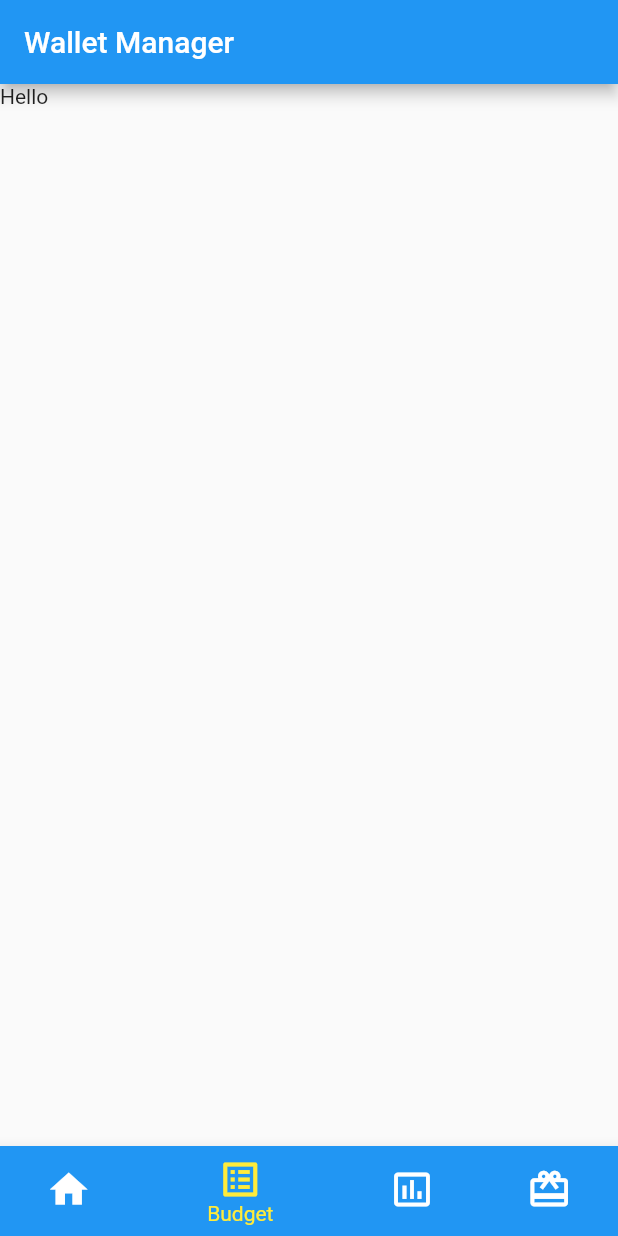
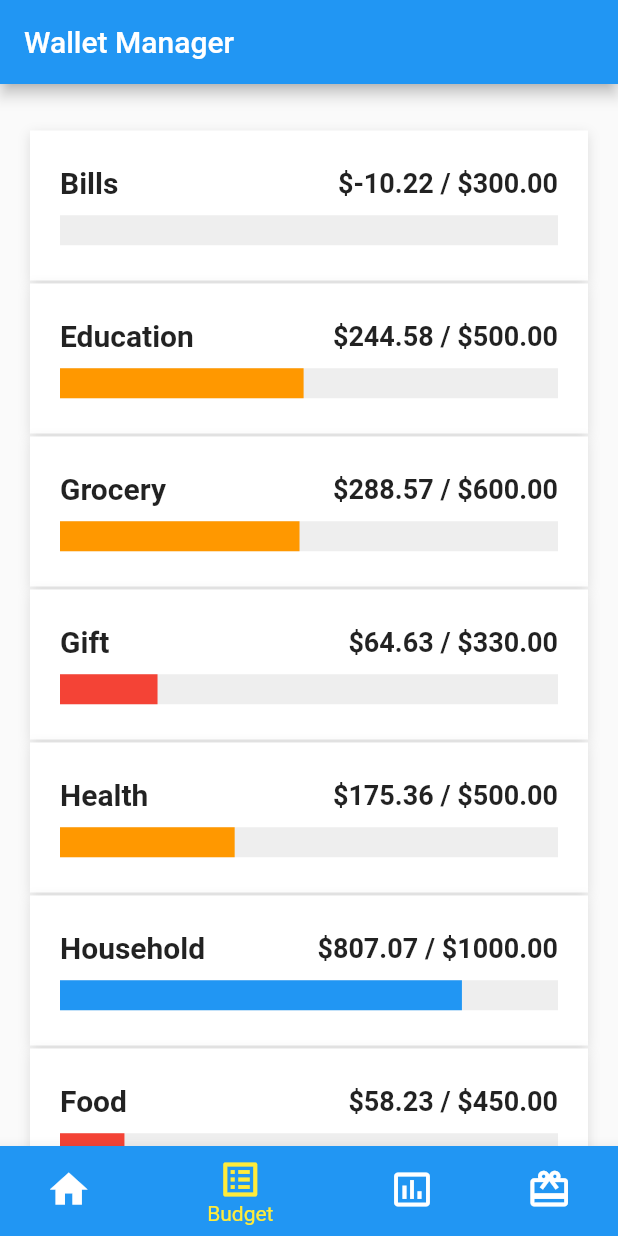
Before and after one commit to seoksee/WhatTheHack, a Flutter app: the screen it shows after launch, item 2 of the bottom bar chosen, on a phone screen of 412 x 824 dp. Run offline on Flutter 3.47's test engine with Material 2 defaults, Android fonts, the phone set to English and light mode, and no system bars; our stand-ins replace syncfusion_flutter_charts.

Commit message:
added budget page content

```diff
--- a/lib/data/data.dart
+++ b/lib/data/data.dart
@@ -28,12 +28,16 @@ _generateExpenses() {
 }
 
 List<Category> categories = [
+  Category(name: 'Bills', maxAmount: 300, expenses: _generateExpenses()),
+  Category(name: 'Education', maxAmount: 500, expenses: _generateExpenses()),
+  Category(name: 'Grocery', maxAmount: 600, expenses: _generateExpenses()),
+  Category(name: 'Gift', maxAmount: 330, expenses: _generateExpenses()),
+  Category(name: 'Health', maxAmount: 500, expenses: _generateExpenses()),
+  Category(name: 'Household', maxAmount: 1000, expenses: _generateExpenses()),
   Category(name: 'Food', maxAmount: 450, expenses: _generateExpenses()),
-  Category(name: 'Clothing', maxAmount: 500, expenses: _generateExpenses()),
-  Category(name: 'Utilities', maxAmount: 600, expenses: _generateExpenses()),
-  Category(
-      name: 'Entertainment', maxAmount: 330, expenses: _generateExpenses()),
-  Category(
-      name: 'Transportation', maxAmount: 500, expenses: _generateExpenses()),
-  Category(name: 'Housing', maxAmount: 1000, expenses: _generateExpenses()),
+  Category(name: 'Apparel', maxAmount: 500, expenses: _generateExpenses()),
+  Category(name: 'Transport', maxAmount: 600, expenses: _generateExpenses()),
+  Category(name: 'Pets', maxAmount: 330, expenses: _generateExpenses()),
+  Category(name: 'Social', maxAmount: 500, expenses: _generateExpenses()),
+  Category(name: 'Other', maxAmount: 1000, expenses: _generateExpenses()),
 ];
--- a/lib/screens/BudgetScreen.dart
+++ b/lib/screens/BudgetScreen.dart
@@ -1,4 +1,9 @@
-import 'package:flutter/cupertino.dart';
+import 'package:budgetsavvy/data/data.dart';
+import 'package:budgetsavvy/models/CategoryModel.dart';
+import 'package:budgetsavvy/models/ExpenseModel.dart';
+import 'package:budgetsavvy/screens/CategoryScreen.dart';
+import 'package:budgetsavvy/utils/Colorshelper.dart';
+import 'package:budgetsavvy/widgets/BarChart.dart';
 import 'package:flutter/material.dart';
 
 class BudgetScreen extends StatefulWidget {
@@ -7,10 +12,127 @@ class BudgetScreen extends StatefulWidget {
 }
 
 class _BudgetScreenState extends State<BudgetScreen> {
+  _buildCategory(Category category, double totalAmountSpend) {
+    return GestureDetector(
+      onTap: () => Navigator.push(
+        context,
+        MaterialPageRoute(
+          builder: (_) => CategoryScreen(category: category),
+        ),
+      ),
+      child: Container(
+        margin: EdgeInsets.symmetric(horizontal: 20.0, vertical: 1.0),
+        padding: EdgeInsets.all(20.0),
+        height: 100.0,
+        width: double.infinity,
+        decoration: BoxDecoration(
+          // borderRadius: BorderRadius.circular(10.0),
+          color: Colors.white,
+          boxShadow: [
+            BoxShadow(
+              color: Colors.black12,
+              offset: Offset(0, 2),
+              blurRadius: 6.0,
+            )
+          ],
+        ),
+        child: Column(
+          mainAxisAlignment: MainAxisAlignment.center,
+          children: [
+            Row(
+              mainAxisAlignment: MainAxisAlignment.spaceBetween,
+              children: [
+                Text(
+                  category.name,
+                  style: TextStyle(
+                    fontSize: 20.0,
+                    fontWeight: FontWeight.w600,
+                  ),
+                ),
+                Text(
+                  '\$${(category.maxAmount - totalAmountSpend).toStringAsFixed(2)} / \$${category.maxAmount.toStringAsFixed(2)}',
+                  style: TextStyle(
+                    fontSize: 18.0,
+                    fontWeight: FontWeight.w600,
+                  ),
+                ),
+              ],
+            ),
+            SizedBox(height: 10.0),
+            LayoutBuilder(
+              builder: (BuildContext contex, BoxConstraints constraints) {
+                final double maxBarWidth = constraints.maxWidth;
+                final double percent = (category.maxAmount - totalAmountSpend) /
+                    category.maxAmount;
+                double barWidth = percent * maxBarWidth;
+                if (barWidth < 0) {
+                  barWidth = 0;
+                }
+                return Stack(
+                  children: [
+                    Container(
+                      height: 20.0,
+                      decoration: BoxDecoration(
+                        color: Colors.grey[200],
+                        // borderRadius: BorderRadius.circular(15.0),
+                      ),
+                    ),
+                    Container(
+                      height: 20.0,
+                      width: barWidth,
+                      decoration: BoxDecoration(
+                        color: getColor(context, percent),
+                        // borderRadius: BorderRadius.circular(15.0),
+                      ),
+                    ),
+                  ],
+                );
+              },
+            ),
+          ],
+        ),
+      ),
+    );
+  }
+
   @override
   Widget build(BuildContext context) {
     return Scaffold(
-      body: Text("Hello"),
+      body: CustomScrollView(
+        slivers: <Widget>[
+          SliverList(
+            delegate: SliverChildBuilderDelegate(
+              (BuildContext context, int index) {
+                if (index == 0) {
+                  return Container(
+                    margin: EdgeInsets.fromLTRB(20.0, 20.0, 20.0, 10.0),
+                    decoration: BoxDecoration(
+                      color: Colors.white,
+                      boxShadow: [
+                        BoxShadow(
+                          color: Colors.black12,
+                          offset: Offset(0, 2),
+                          blurRadius: 6.0,
+                        ),
+                      ],
+                      // borderRadius: BorderRadius.circular(0.0),
+                    ),
+                    // child: BarChart(expenses: weeklySpending),
+                  );
+                } else {
+                  final Category category = categories[index - 1];
+                  double totalAmountSpend = 0;
+                  category.expenses.forEach((Expense expense) {
+                    totalAmountSpend += expense.cost;
+                  });
+                  return _buildCategory(category, totalAmountSpend);
+                }
+              },
+              childCount: 1 + categories.length,
+            ),
+          ),
+        ],
+      ),
     );
   }
 }
--- a/lib/screens/RootApp.dart
+++ b/lib/screens/RootApp.dart
@@ -7,8 +7,10 @@
 // amber. The `_onItemTapped` function changes the selected item's index
 // and displays a corresponding message in the center of the [Scaffold].
 
+import 'package:budgetsavvy/screens/CategoryScreen.dart';
 import 'package:budgetsavvy/screens/DashboardScreen.dart';
 import 'package:budgetsavvy/screens/BudgetScreen.dart';
+import 'package:budgetsavvy/screens/HomeScreen.dart';
 import 'package:budgetsavvy/screens/RewardsScreen.dart';
 import 'package:budgetsavvy/screens/StatisticsScreen.dart';
 import 'package:flutter/material.dart';
@@ -45,6 +47,7 @@ class _RootAppState extends State<RootApp> {
     DashboardScreen(),
     BudgetScreen(),
     RewardsScreen(),
+    // HomeScreen(),
     StatisticsScreen()
   ];
 
```
